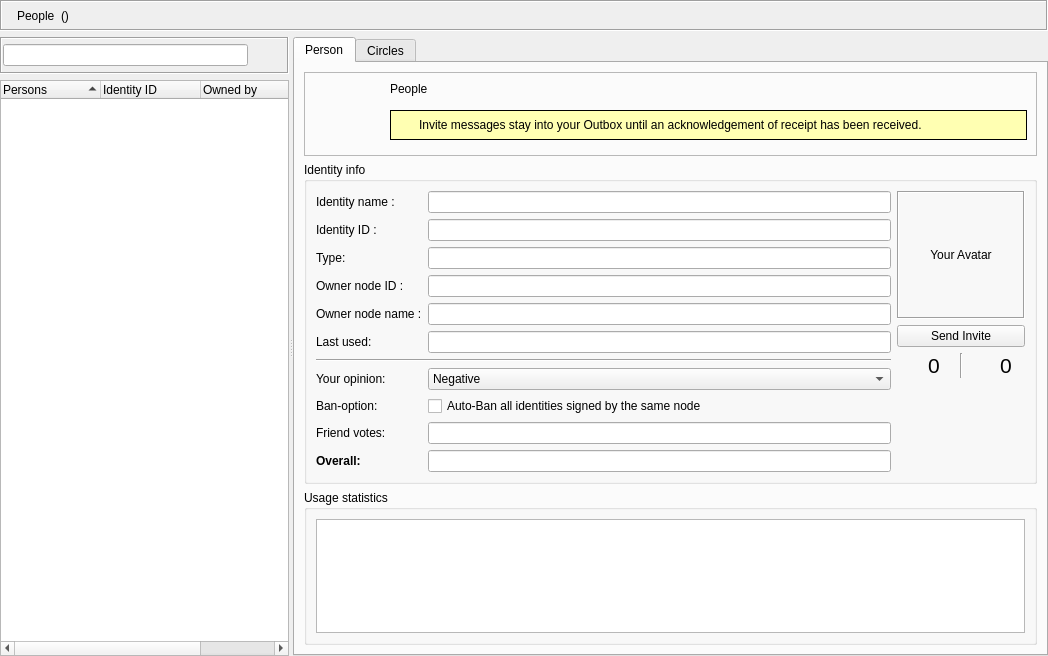
This is retroshare-gui/src/gui/Identity/IdDialog.ui in RetroShare/RetroShare as Qt 5 draws it before an edit. The edited form follows.
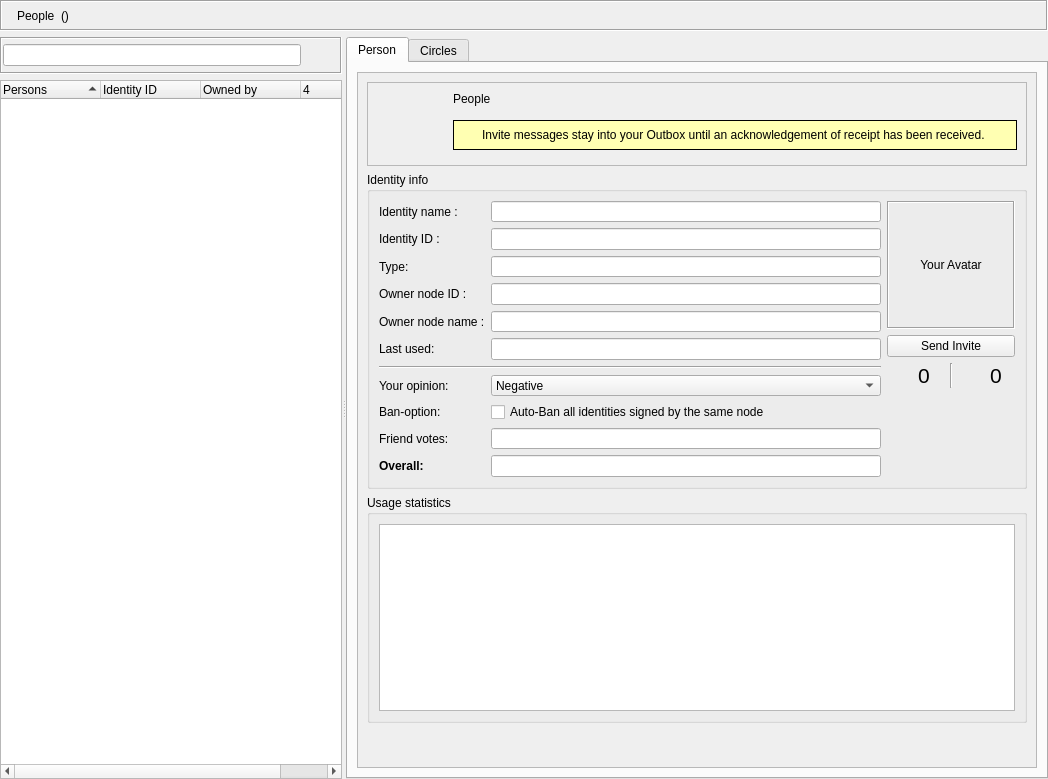
This is the edited form. Icons and pictures are not drawn. Custom widgets are drawn as their Qt base class.

Commit message: people window fix layout compression on resize

Patch:
```diff
--- a/retroshare-gui/src/gui/Identity/IdDialog.ui
+++ b/retroshare-gui/src/gui/Identity/IdDialog.ui
@@ -7,7 +7,7 @@
     <x>0</x>
     <y>0</y>
     <width>1048</width>
-    <height>656</height>
+    <height>779</height>
    </rect>
   </property>
   <property name="sizePolicy">
@@ -274,6 +274,21 @@
        </attribute>
        <layout class="QVBoxLayout" name="personTabVLayout">
         <item>
+         <widget class="QScrollArea" name="scrollArea">
+          <property name="widgetResizable">
+           <bool>true</bool>
+          </property>
+          <widget class="QWidget" name="scrollAreaWidgetContents">
+           <property name="geometry">
+            <rect>
+             <x>0</x>
+             <y>0</y>
+             <width>717</width>
+             <height>692</height>
+            </rect>
+           </property>
+           <layout class="QVBoxLayout" name="verticalLayout_2">
+            <item>
          <widget class="QFrame" name="headerFramePerson">
           <property name="frameShape">
            <enum>QFrame::StyledPanel</enum>
@@ -490,6 +505,12 @@
         </item>
         <item>
          <widget class="QGroupBox" name="detailsGroupBox">
+              <property name="minimumSize">
+               <size>
+                <width>0</width>
+                <height>299</height>
+               </size>
+              </property>
           <property name="title">
            <string>Identity info</string>
           </property>
@@ -865,13 +886,10 @@
          </widget>
         </item>
         <item>
-         <spacer name="reputationVSpacer">
+             <spacer name="verticalSpacer_2">
           <property name="orientation">
            <enum>Qt::Vertical</enum>
           </property>
-          <property name="sizeType">
-           <enum>QSizePolicy::Expanding</enum>
-          </property>
           <property name="sizeHint" stdset="0">
            <size>
             <width>20</width>
@@ -879,6 +897,15 @@
            </size>
           </property>
          </spacer>
+            </item>
+           </layout>
+           <zorder>detailsGroupBox</zorder>
+           <zorder>detailsGroupBox</zorder>
+           <zorder>groupBox</zorder>
+           <zorder>headerFramePerson</zorder>
+           <zorder>verticalSpacer_2</zorder>
+          </widget>
+         </widget>
         </item>
        </layout>
       </widget>
```
Left out of the diff: 554 changed lines with no effect on the pictures. Lines whose indentation alone changed are shown as unchanged.
